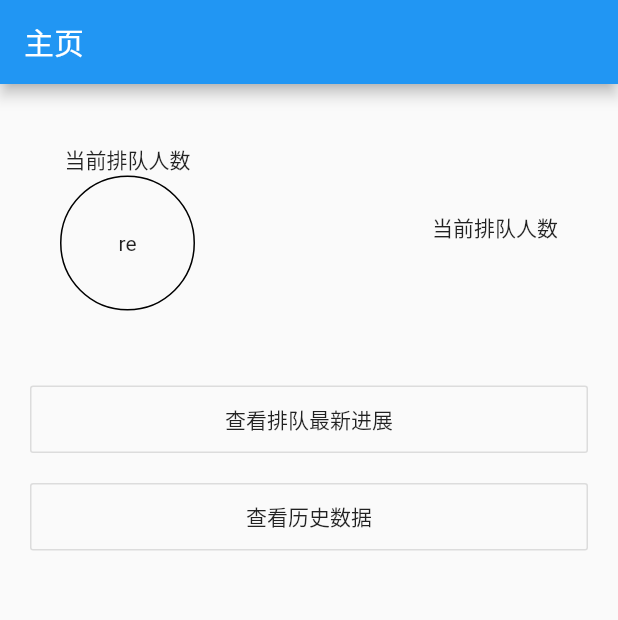
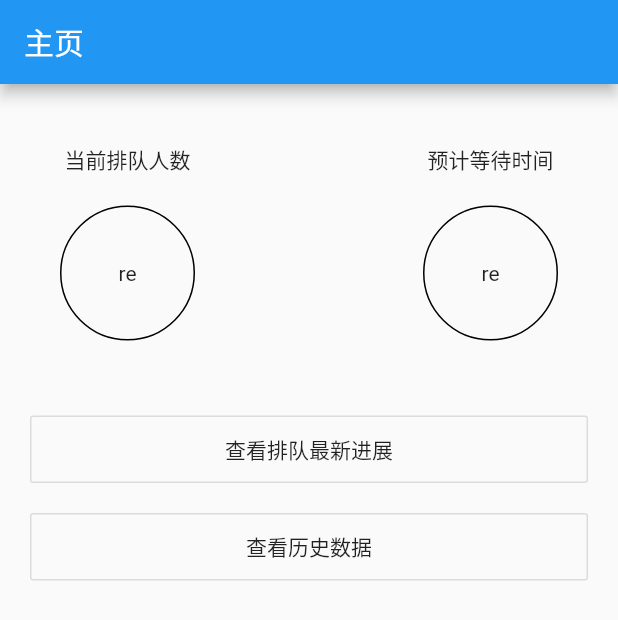
Before and after one commit to xiyu714/xindalu_paidui, a Flutter app: the Home screen opened directly, on a phone screen of 412 x 824 dp. Shown: the top 620 px of the screen. Run offline on Flutter 3.47's test engine with Material 2 defaults, Android fonts, the phone set to English and light mode, and no system bars; our stand-ins replace charts_flutter, dio, shared_preferences; accounts and stored records are empty; generated files the repository leaves out were written again.

Commit message:
完善界面

```diff
--- a/lib/page/home.dart
+++ b/lib/page/home.dart
@@ -25,6 +25,7 @@ class _Home extends State<Home> {
                     Container(
                       width: 90,
                       height: 90,
+                      margin: EdgeInsets.only(top: 20),
                       //alignment: Alignment.center,
 
                       child: DecoratedBox(
@@ -47,8 +48,26 @@ class _Home extends State<Home> {
                 margin: EdgeInsets.all(40),
                 child: Column(
                   children: <Widget>[
-                    Text("当前排队人数"),
+                    Text("预计等待时间"),
+                    Container(
+                      width: 90,
+                      height: 90,
+                      margin: EdgeInsets.only(top: 20),
+                      //alignment: Alignment.center,
 
+                      child: DecoratedBox(
+                        decoration: BoxDecoration(
+                          border: Border.all(
+                              style: BorderStyle.solid
+                          ),
+                          borderRadius: BorderRadius.circular(45),
+
+                        ),
+                        child: Center(
+                          child: Text('re'),
+                        ),
+                      ),
+                    ),
                   ],
                 ),
               ),
```
